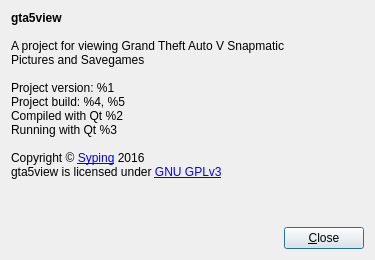
Old version of the form AboutDialog.ui in the repository SyDevTeam/gta5view.
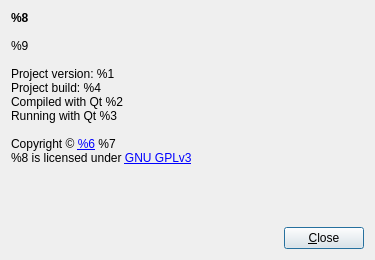
New version of the form. Icons and pictures are not drawn.

The edit to the form file:
```diff
--- a/AboutDialog.ui
+++ b/AboutDialog.ui
@@ -26,17 +26,16 @@
       </sizepolicy>
      </property>
      <property name="text">
-      <string>&lt;span style=&quot; font-weight:600;&quot;&gt;gta5view&lt;/span&gt;&lt;br/&gt;
+      <string>&lt;span style=&quot; font-weight:600;&quot;&gt;%8&lt;/span&gt;&lt;br/&gt;
 &lt;br/&gt;
-A project for viewing Grand Theft Auto V Snapmatic&lt;br/&gt;
-Pictures and Savegames&lt;br/&gt;
+%9&lt;br/&gt;
 &lt;br/&gt;
 Project version: %1&lt;br/&gt;
-Project build: %4, %5&lt;br/&gt;
+Project build: %4&lt;br/&gt;
 Compiled with Qt %2&lt;br/&gt;
 Running with Qt %3&lt;br/&gt;
 &lt;br/&gt;
-Copyright &amp;copy; &lt;a href=&quot;https://github.com/Syping/&quot;&gt;Syping&lt;/a&gt; 2016&lt;br/&gt;gta5view is licensed under &lt;a href=&quot;https://www.gnu.org/licenses/gpl-3.0.html#content&quot;&gt;GNU GPLv3&lt;/a&gt;</string>
+Copyright &amp;copy; &lt;a href=&quot;%5&quot;&gt;%6&lt;/a&gt; %7&lt;br/&gt;%8 is licensed under &lt;a href=&quot;https://www.gnu.org/licenses/gpl-3.0.html#content&quot;&gt;GNU GPLv3&lt;/a&gt;</string>
      </property>
      <property name="alignment">
       <set>Qt::AlignLeading|Qt::AlignLeft|Qt::AlignTop</set>
```
Left out of the diff: 2 changed lines with no effect on the pictures.
